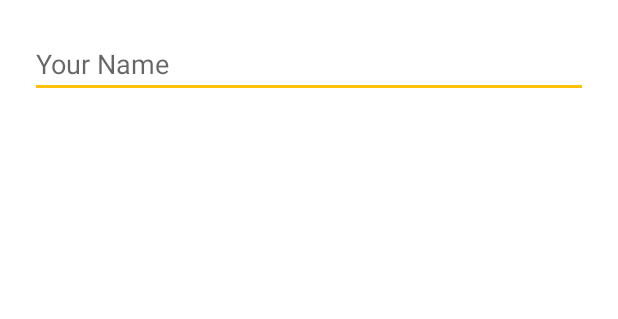
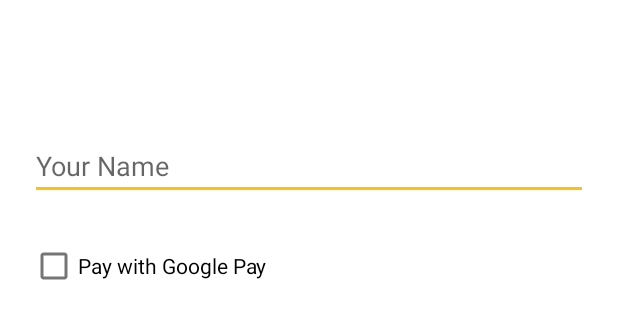
Before and after one commit to VsTechApps/SVS-Market, an Android app: the layout edit_text.xml on its own in the app's theme, with its tools: preview values and no code run, on a phone screen of 412 x 824 dp. Shown: the top 319 px of the screen. Run offline under Robolectric (Android 15) with nearby library versions, the light colour scheme and no system bars.

Commit message:
pay with google pay

```diff
--- a/app/src/main/res/layout/edit_text.xml
+++ b/app/src/main/res/layout/edit_text.xml
@@ -1,6 +1,7 @@
 <?xml version="1.0" encoding="utf-8"?>
 <androidx.constraintlayout.widget.ConstraintLayout xmlns:android="http://schemas.android.com/apk/res/android"
     xmlns:app="http://schemas.android.com/apk/res-auto"
+    xmlns:tools="http://schemas.android.com/tools"
     android:layout_width="match_parent"
     android:layout_height="wrap_content">
 
@@ -17,4 +18,14 @@
         app:layout_constraintStart_toStartOf="parent"
         app:layout_constraintTop_toTopOf="parent" />
 
+    <com.google.android.material.checkbox.MaterialCheckBox
+        android:id="@+id/payNow"
+        android:layout_width="match_parent"
+        android:layout_height="wrap_content"
+        android:layout_margin="20dp"
+        android:text="Pay with Google Pay"
+        app:layout_constraintBottom_toBottomOf="parent"
+        app:layout_constraintTop_toBottomOf="@id/name"
+        tools:layout_editor_absoluteX="20dp" />
+
 </androidx.constraintlayout.widget.ConstraintLayout>
--- a/build.gradle
+++ b/build.gradle
@@ -6,8 +6,8 @@
         jcenter()
     }
     dependencies {
-        classpath 'com.android.tools.build:gradle:4.1.3'
-        classpath "org.jetbrains.kotlin:kotlin-gradle-plugin:$kotlin_version"
+        classpath 'com.android.tools.build:gradle:4.2.0'
+        classpath "org.jetbrains.kotlin:kotlin-gradle-plugin:1.5.0"
         classpath 'com.google.gms:google-services:4.3.5'
 
         // NOTE: Do not place your application dependencies here; they belong
```
Also changed, not shown: app/build.gradle (+7 -7 lines), app/src/main/java/com/vs/supermarket/CartActivity.kt (+71 -16 lines), gradle/wrapper/gradle-wrapper.properties.
